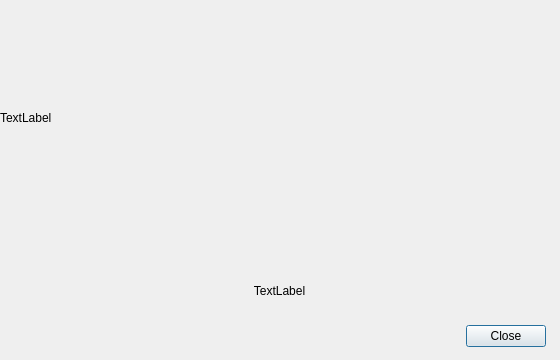
Before: the Qt Designer form ui/qdlgabout.ui in CoppeliaRobotics/coppeliaSimLib, drawn with Qt 5.
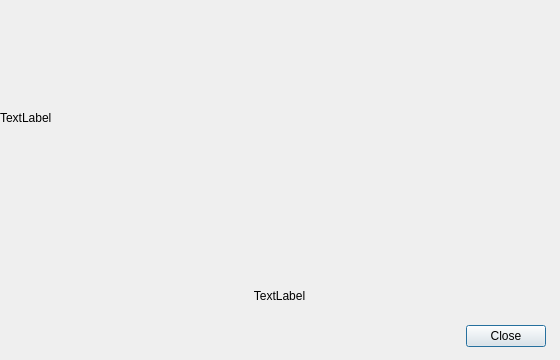
After: the same form once the commit is applied.

The edit to the form file:
```diff
--- a/ui/qdlgabout.ui
+++ b/ui/qdlgabout.ui
@@ -39,9 +39,9 @@
    <property name="geometry">
     <rect>
      <x>19</x>
-     <y>230</y>
+     <y>240</y>
      <width>521</width>
-     <height>121</height>
+     <height>111</height>
     </rect>
    </property>
    <property name="text">
```
